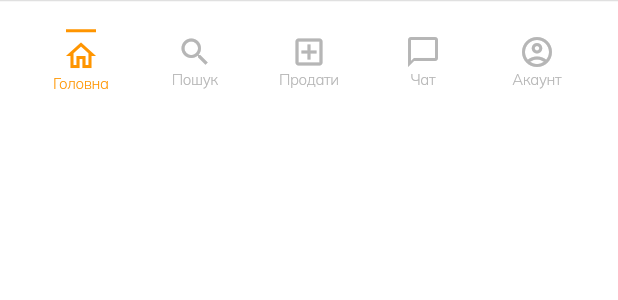
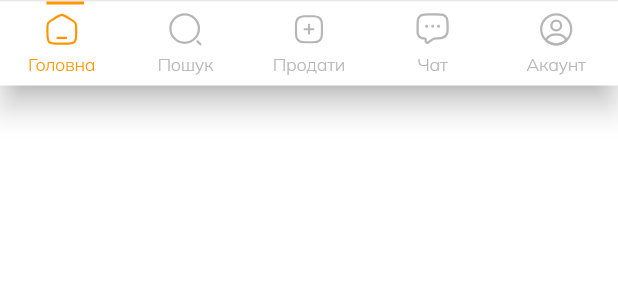
Before and after one commit to alexsukhrin/marketplace-ui, a Flutter app: the FooterBarWidget widget shown alone on an empty page, opened directly, on a phone screen of 412 x 824 dp. Shown: the top 300 px of the screen. Run offline on Flutter 3.47's test engine with Material 3 defaults, Android fonts, the phone set to English and light mode, and no system bars; our stand-ins replace flutter_secure_storage, flutter_svg, google_fonts; accounts and stored records are empty; network calls fail.

Commit message:
connect user role and categories, add footer

```diff
--- a/lib/src/services/categories_service.dart
+++ b/lib/src/services/categories_service.dart
@@ -8,8 +8,7 @@ class CategoryService {
 
   // Utility function to retrieve the JWT token
   static Future<String> getAuthToken() async {
-    final token =
-        await AuthStorage.getToken(); // Use your method to get the token
+    final token = await AuthStorage.getToken();
     if (token == null || token.isEmpty) {
       throw Exception('JWT token is missing.');
     }
@@ -38,8 +37,8 @@ class CategoryService {
 
         final categoryList = List<Map<String, dynamic>>.from(
           data['categories'].map((category) => {
+                'name': category['name'],
                 'category_id': category['category_id'],
-                'name': category['name'],
                 // 'photo': category['photo'] ?? "",
               }),
         );
@@ -61,9 +60,8 @@ class CategoryService {
     final body = jsonEncode({
       'categories': categories
           .map((category) => {
-                'name': category['name'],
+                // 'name': category['name'],
                 'category_id': category['category_id'],
-                // 'photo': category['photo'] ?? "",
               })
           .toList(),
     });
--- a/lib/src/ui/screens/welcome_page_screens/choose_role_screen.dart
+++ b/lib/src/ui/screens/welcome_page_screens/choose_role_screen.dart
@@ -20,14 +20,12 @@ class ChooseRoleScreenState extends State<ChooseRoleScreen> {
   Future<void> submitRole() async {
     if (selectedRole == null) return;
     final roleMap = {
-      'is-seller': selectedRole == 'seller',
-      'is-buyer': selectedRole == 'customer',
+      'is_seller': selectedRole == 'seller',
+      'is_buyer': selectedRole == 'customer',
     };
     try {
-      // Send the selected role using UserRoleService
       await UserRoleService.sendRole(roleMap);
 
-      // Navigate to the next screen
       Navigator.pushNamed(context, '/selectCategory');
     } catch (e) {
       ScaffoldMessenger.of(context).showSnackBar(
--- a/lib/src/ui/screens/welcome_page_screens/select_category_screen.dart
+++ b/lib/src/ui/screens/welcome_page_screens/select_category_screen.dart
@@ -13,11 +13,9 @@ class SelectCategoryScreen extends StatefulWidget {
 }
 
 class SelectCategoryScreenState extends State<SelectCategoryScreen> {
-  List<Map<String, dynamic>> categories =
-      []; // Updated to store both name and id
-  List<Map<String, dynamic>> selectedCategories =
-      []; // Updated for selected categories
-  bool isLoading = true; // Loading state for fetching categories
+  List<Map<String, dynamic>> categories = [];
+  List<Map<String, dynamic>> selectedCategories = [];
+  bool isLoading = true;
 
   @override
   void initState() {
--- a/lib/src/ui/widgets/main_screen_widgets/categories.dart
+++ b/lib/src/ui/widgets/main_screen_widgets/categories.dart
@@ -10,13 +10,13 @@ class CategoriesWidget extends StatelessWidget {
       child: Row(
         mainAxisAlignment: MainAxisAlignment.spaceBetween,
         children: [
-          Text(
+          const Text(
             'Категорії',
             style: TextStyle(fontSize: 20, fontWeight: FontWeight.bold),
           ),
           TextButton(
             onPressed: () {},
-            child: Text(
+            child: const Text(
               'Дивитись усі',
               style: TextStyle(
                 color: AppTheme.lightBodyColor,
--- a/lib/src/ui/widgets/main_screen_widgets/footerBar.dart
+++ b/lib/src/ui/widgets/main_screen_widgets/footerBar.dart
@@ -1,4 +1,5 @@
 import 'package:flutter/material.dart';
+import 'package:flutter_svg/svg.dart';
 
 import '../../themes/app_theme.dart';
 
@@ -12,65 +13,114 @@ class FooterBarWidget extends StatefulWidget {
 class FooterBarWidgetState extends State<FooterBarWidget> {
   int _selectedIndex = 0;
 
-  void _onItemTapped(int index) {
+  void _navigateBottomBar(int index) {
     setState(() {
       _selectedIndex = index;
     });
   }
 
-  Widget _buildFooterItem(IconData icon, String label, int index) {
-    bool isActive = _selectedIndex == index;
-    return Expanded(
-      child: Column(
-        mainAxisAlignment: MainAxisAlignment.center,
+  @override
+  Widget build(BuildContext context) {
+    return Container(
+      decoration: const BoxDecoration(
+        color: AppTheme.backgroundColorWhite,
+        border: Border(
+          top: BorderSide(color: AppTheme.progressIndicatorInactive),
+        ),
+      ),
+      child: Stack(
         children: [
-          if (isActive)
-            Container(
-              margin: const EdgeInsets.only(bottom: 4.0),
-              width: 20,
-              height: 2,
-              color: AppTheme.activeButtonColor,
+          BottomNavigationBar(
+            currentIndex: _selectedIndex,
+            type: BottomNavigationBarType.fixed,
+            backgroundColor: AppTheme.backgroundColorWhite,
+            onTap: _navigateBottomBar,
+            selectedItemColor: AppTheme.activeButtonColor,
+            unselectedItemColor: AppTheme.progressIndicatorActive,
+            selectedLabelStyle: const TextStyle(
+              fontSize: 12,
             ),
-          Icon(
-            icon,
-            size: 24,
-            color: isActive
-                ? AppTheme.activeButtonColor
-                : AppTheme.progressIndicatorActive,
+            unselectedLabelStyle: const TextStyle(
+              fontSize: 12,
+            ),
+            items: [
+              BottomNavigationBarItem(
+                icon: _buildIcon('assets/images/footer_icons/home.svg', 0),
+                label: 'Головна',
+              ),
+              BottomNavigationBarItem(
+                icon: _buildIcon('assets/images/footer_icons/search.svg', 1),
+                label: 'Пошук',
+              ),
+              BottomNavigationBarItem(
+                icon: _buildIcon('assets/images/footer_icons/add.svg', 2),
+                label: 'Продати',
+              ),
+              BottomNavigationBarItem(
+                icon: _buildIcon('assets/images/footer_icons/message.svg', 3),
+                label: 'Чат',
+              ),
+              BottomNavigationBarItem(
+                icon: _buildIcon('assets/images/footer_icons/profile.svg', 4),
+                label: 'Акаунт',
+              ),
+            ],
           ),
-          Text(
-            label,
-            style: TextStyle(
-              fontSize: 10,
-              color: isActive
-                  ? AppTheme.activeButtonColor
-                  : AppTheme.progressIndicatorActive,
-            ),
+          AnimatedPositioned(
+            top: 0,
+            left: _getLinePosition(),
+            duration: const Duration(milliseconds: 200),
+            child: _buildDash(),
           ),
         ],
       ),
     );
   }
 
-  @override
-  Widget build(BuildContext context) {
+  Widget _buildDash() {
     return Container(
-      decoration: BoxDecoration(
-        border: Border(top: BorderSide(color: Colors.grey.shade300)),
-      ),
-      child: BottomAppBar(
-        color: AppTheme.backgroundColorWhite,
-        child: Row(
-          mainAxisAlignment: MainAxisAlignment.spaceBetween,
-          children: [
-            _buildFooterItem(Icons.home_outlined, 'Головна', 0),
-            _buildFooterItem(Icons.search_outlined, 'Пошук', 1),
-            _buildFooterItem(Icons.add_box_outlined, 'Продати', 2),
-            _buildFooterItem(Icons.chat_bubble_outline, 'Чат', 3),
-            _buildFooterItem(Icons.account_circle_outlined, 'Акаунт', 4),
-          ],
+      width: 25,
+      height: 2,
+      color: AppTheme.activeButtonColor,
+    );
+  }
+
+  double _getLinePosition() {
+    switch (_selectedIndex) {
+      case 0:
+        return 31.0;
+      case 1:
+        return 116.0;
+      case 2:
+        return 203.0;
+      case 3:
+        return 290.0;
+      case 4:
+        return 376.0;
+      default:
+        return 0.0;
+    }
+  }
+
+  Widget _buildIcon(String assetPath, int index) {
+    bool isSelected = _selectedIndex == index;
+
+    return Column(
+      mainAxisSize: MainAxisSize.min,
+      children: [
+        SvgPicture.asset(
+          assetPath,
+          colorFilter: ColorFilter.mode(
+            isSelected
+                ? AppTheme.activeButtonColor
+                : AppTheme.progressIndicatorActive,
+            BlendMode.srcIn,
+          ),
+          width: 24,
+          height: 24,
         ),
-      ),
+        const SizedBox(height: 4),
+      ],
     );
   }
 }
--- a/pubspec.yaml
+++ b/pubspec.yaml
@@ -33,3 +33,4 @@ flutter:
     - assets/images/logIn_icons/
     - assets/images/welcome_page/
     - assets/images/samples/
+    - assets/images/footer_icons/
```
Also changed, not shown: assets/images/footer_icons/add.svg (added), assets/images/footer_icons/home.svg (added), assets/images/footer_icons/message.svg (added), assets/images/footer_icons/profile.svg (added), assets/images/footer_icons/search.svg (added), assets/images/samples/sample1.png (renamed from assets/images/samples/10658551 2.png).
